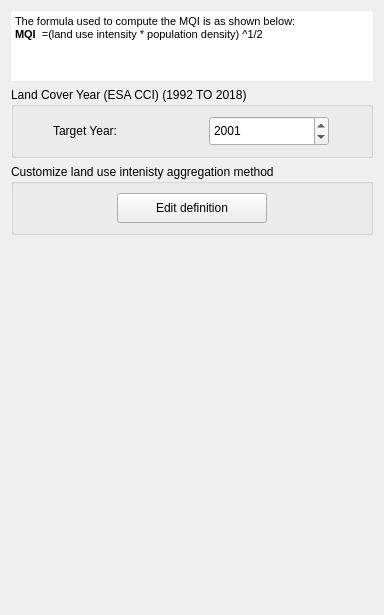
This is MISLAND/gui/WidgetMQISetup.ui in LocateIT/trends.earth as Qt 5 draws it before an edit. The edited form follows.
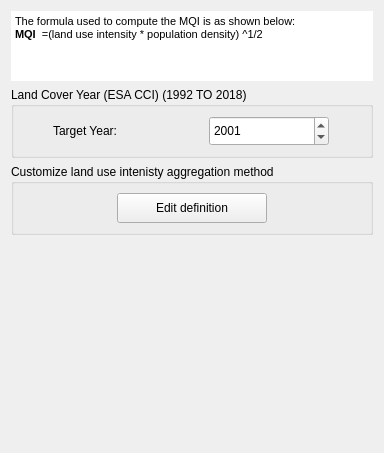
This is the edited form.

Patch:
```diff
--- a/MISLAND/gui/WidgetMQISetup.ui
+++ b/MISLAND/gui/WidgetMQISetup.ui
@@ -7,7 +7,7 @@
     <x>0</x>
     <y>0</y>
     <width>384</width>
-    <height>615</height>
+    <height>453</height>
    </rect>
   </property>
   <property name="sizePolicy">
```
Left out of the diff: 6 changed lines with no effect on the pictures.
